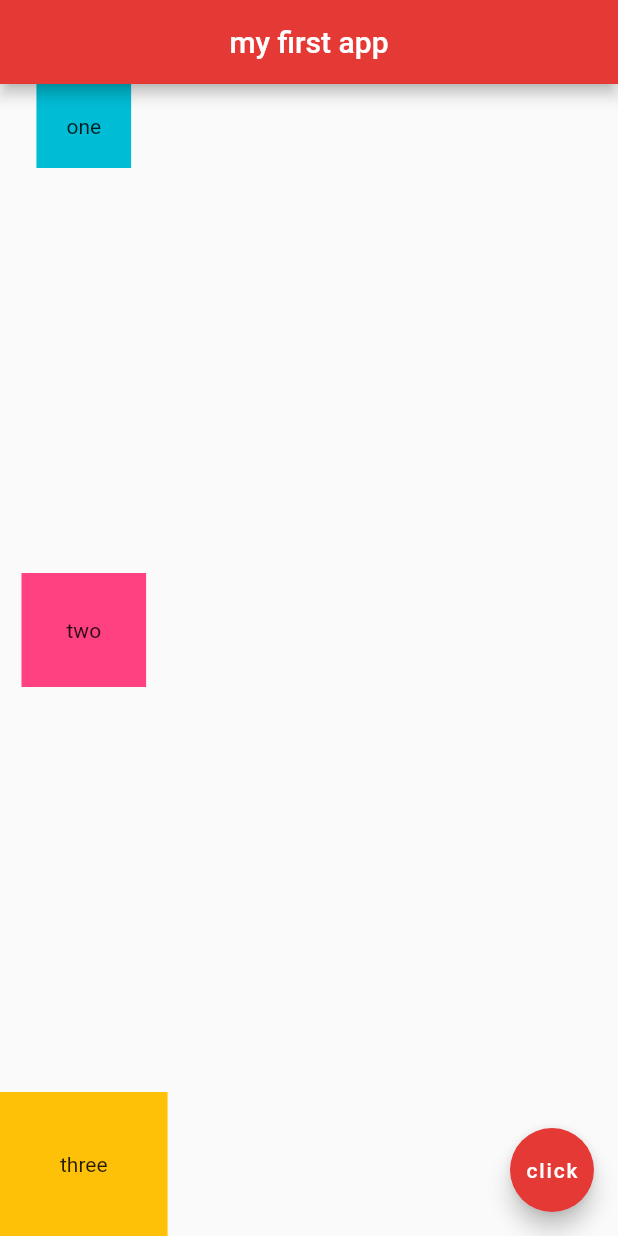
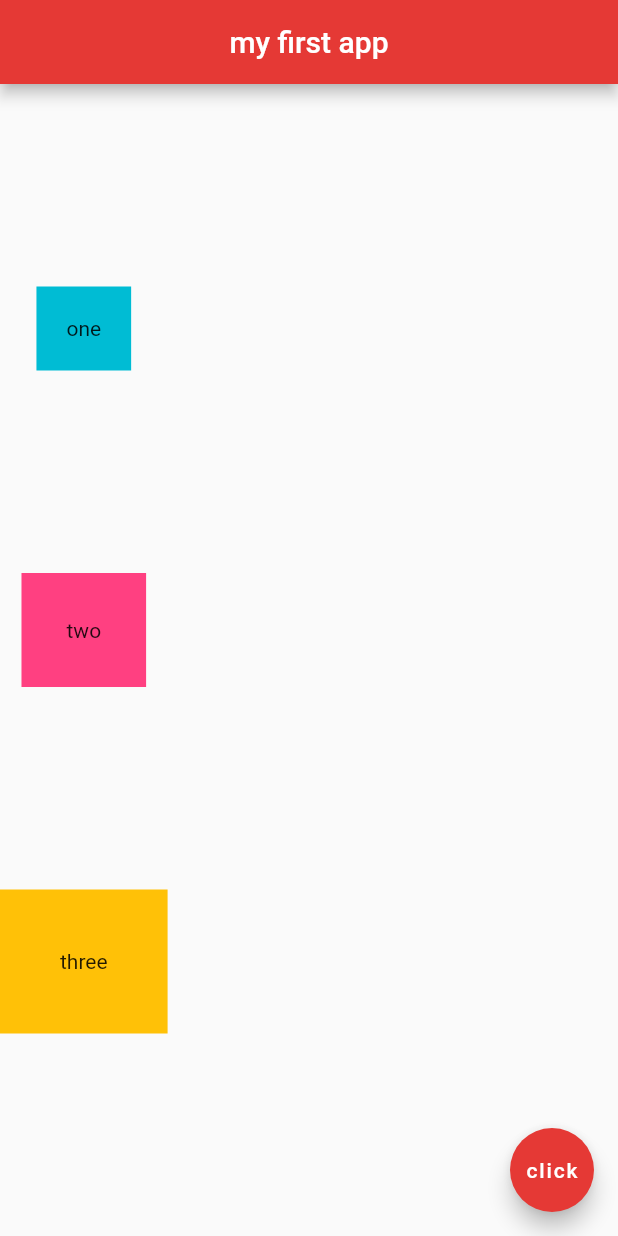
Before and after one commit to kouyoumikan/flutter_app, a Flutter app: the screen it shows after launch, on a phone screen of 412 x 824 dp. Run offline on Flutter 3.47's test engine with Material 2 defaults, Android fonts, the phone set to English and light mode, and no system bars.

Commit message:
2020/04/07　#12 Column 各要素の余白を等間隔にする

```diff
--- a/lib/main.dart
+++ b/lib/main.dart
@@ -16,8 +16,8 @@ class Home extends StatelessWidget {
         backgroundColor: Colors.red[600], // アプリバーの色
       ),
       body: Column(
-        // 各要素の間隔を開ける
-        mainAxisAlignment: MainAxisAlignment.spaceBetween,
+        // 各要素の余白を等間隔にする
+        mainAxisAlignment: MainAxisAlignment.spaceEvenly,
         children: <Widget>[
           Container(
             padding: EdgeInsets.all(20.0),
```
